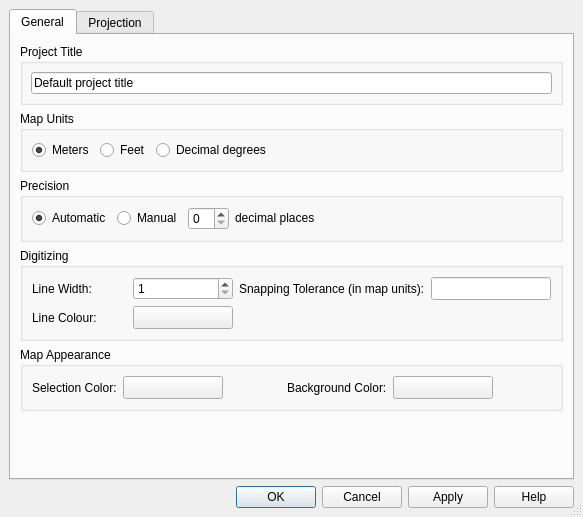
First picture: the form in src/ui/qgsprojectpropertiesbase.ui, repository qgis/QGIS, before the edit.
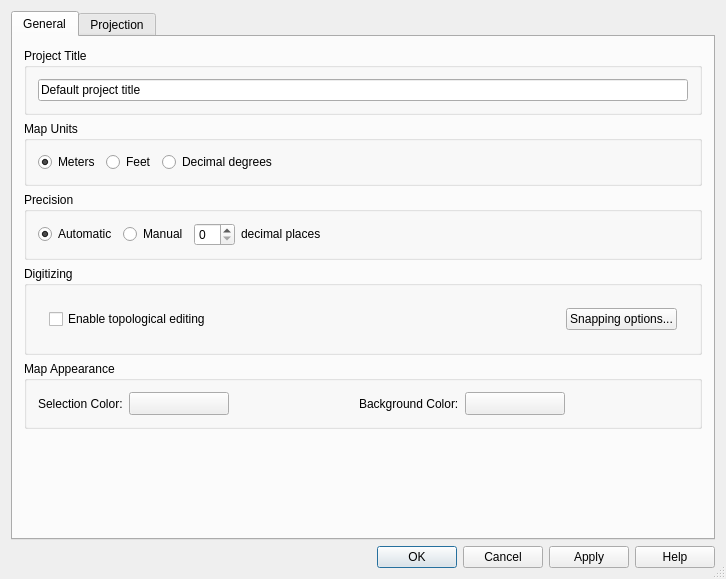
Second picture: the form after the edit. Icons and pictures are not drawn. Custom widgets are drawn as their Qt base class.

Commit message: first part of advanced editing branch merge

Patch:
```diff
--- a/src/ui/qgsprojectpropertiesbase.ui
+++ b/src/ui/qgsprojectpropertiesbase.ui
@@ -5,8 +5,8 @@
    <rect>
     <x>0</x>
     <y>0</y>
-    <width>583</width>
-    <height>517</height>
+    <width>726</width>
+    <height>579</height>
    </rect>
   </property>
   <property name="windowTitle" >
@@ -23,7 +23,7 @@
   </property>
   <layout class="QGridLayout" >
    <property name="margin" >
-    <number>9</number>
+    <number>11</number>
    </property>
    <property name="spacing" >
     <number>6</number>
@@ -47,21 +47,21 @@
       <attribute name="title" >
        <string>General</string>
       </attribute>
-      <layout class="QVBoxLayout" >
+      <layout class="QGridLayout" >
        <property name="margin" >
-        <number>9</number>
+        <number>11</number>
        </property>
        <property name="spacing" >
         <number>6</number>
        </property>
-       <item>
+       <item row="0" column="0" >
         <widget class="QGroupBox" name="titleBox" >
          <property name="title" >
           <string>Project Title</string>
          </property>
          <layout class="QGridLayout" >
           <property name="margin" >
-           <number>8</number>
+           <number>11</number>
           </property>
           <property name="spacing" >
            <number>6</number>
@@ -79,14 +79,14 @@
          </layout>
         </widget>
        </item>
-       <item>
+       <item row="1" column="0" >
         <widget class="QGroupBox" name="btnGrpMapUnits" >
          <property name="title" >
           <string>Map Units</string>
          </property>
          <layout class="QHBoxLayout" >
           <property name="margin" >
-           <number>9</number>
+           <number>11</number>
           </property>
           <property name="spacing" >
            <number>6</number>
@@ -131,14 +131,14 @@
          </layout>
         </widget>
        </item>
-       <item>
+       <item row="2" column="0" >
         <widget class="QGroupBox" name="btnGrpPrecision" >
          <property name="title" >
           <string>Precision</string>
          </property>
          <layout class="QHBoxLayout" >
           <property name="margin" >
-           <number>9</number>
+           <number>11</number>
           </property>
           <property name="spacing" >
            <number>6</number>
@@ -186,7 +186,7 @@
            <widget class="QLabel" name="textLabel3" >
             <property name="sizePolicy" >
              <sizepolicy>
-              <hsizetype>1</hsizetype>
+              <hsizetype>0</hsizetype>
               <vsizetype>0</vsizetype>
               <horstretch>0</horstretch>
               <verstretch>0</verstretch>
@@ -213,95 +213,66 @@
          </layout>
         </widget>
        </item>
-       <item>
+       <item row="3" column="0" >
         <widget class="QGroupBox" name="grpDigitizing" >
          <property name="title" >
           <string>Digitizing</string>
          </property>
          <layout class="QGridLayout" >
           <property name="margin" >
-           <number>9</number>
+           <number>11</number>
           </property>
           <property name="spacing" >
            <number>6</number>
           </property>
           <item row="0" column="0" >
-           <widget class="QLabel" name="textLabel1_2_2" >
-            <property name="text" >
-             <string>Line Width:</string>
+           <layout class="QHBoxLayout" >
+            <property name="margin" >
+             <number>11</number>
             </property>
             <property name="buddy" >
              <cstring>spinDigitisedLineWidth</cstring>
             </property>
-           </widget>
-          </item>
-          <item row="0" column="1" >
-           <widget class="QSpinBox" name="spinDigitisedLineWidth" >
-            <property name="toolTip" >
-             <string>Line width in pixels</string>
-            </property>
-            <property name="minimum" >
-             <number>1</number>
-            </property>
-           </widget>
-          </item>
-          <item row="1" column="1" >
-           <widget class="QgsColorButton" name="pbnDigitisedLineColour" >
-            <property name="minimumSize" >
-             <size>
-              <width>100</width>
-              <height>0</height>
-             </size>
-            </property>
-            <property name="text" >
-             <string/>
-            </property>
-           </widget>
-          </item>
-          <item row="0" column="2" >
-           <widget class="QLabel" name="textLabel1_2_2_2" >
-            <property name="text" >
-             <string>Snapping Tolerance (in map units):</string>
-            </property>
-            <property name="buddy" >
-             <cstring>leSnappingTolerance</cstring>
-            </property>
-           </widget>
-          </item>
-          <item row="0" column="3" >
-           <widget class="QLineEdit" name="leSnappingTolerance" >
-            <property name="maximumSize" >
-             <size>
-              <width>120</width>
-              <height>32767</height>
-             </size>
-            </property>
-            <property name="toolTip" >
-             <string>Snapping tolerance in map units</string>
-            </property>
-           </widget>
-          </item>
-          <item row="1" column="0" >
-           <widget class="QLabel" name="textLabel1_2" >
-            <property name="text" >
-             <string>Line Colour:</string>
-            </property>
-            <property name="buddy" >
-             <cstring>pbnDigitisedLineColour</cstring>
-            </property>
-           </widget>
+            <item>
+             <widget class="QCheckBox" name="mEnableTopologicalEditingCheckBox" >
+              <property name="text" >
+               <string>Enable topological editing</string>
+              </property>
+             </widget>
+            </item>
+            <item>
+             <spacer>
+              <property name="orientation" >
+               <enum>Qt::Horizontal</enum>
+              </property>
+              <property name="sizeHint" >
+               <size>
+                <width>91</width>
+                <height>20</height>
+               </size>
+              </property>
+             </spacer>
+            </item>
+            <item>
+             <widget class="QPushButton" name="mSnappingOptionsPushButton" >
+              <property name="text" >
+               <string>Snapping options...</string>
+              </property>
+             </widget>
+            </item>
+           </layout>
           </item>
          </layout>
         </widget>
        </item>
-       <item>
+       <item row="4" column="0" >
         <widget class="QGroupBox" name="groupBox" >
          <property name="title" >
           <string>Map Appearance</string>
          </property>
          <layout class="QHBoxLayout" >
           <property name="margin" >
-           <number>9</number>
+           <number>11</number>
           </property>
           <property name="spacing" >
            <number>6</number>
@@ -384,15 +355,15 @@
          </layout>
         </widget>
        </item>
-       <item>
+       <item row="5" column="0" >
         <spacer>
          <property name="orientation" >
           <enum>Qt::Vertical</enum>
          </property>
          <property name="sizeHint" >
           <size>
-           <width>31</width>
-           <height>21</height>
+           <width>678</width>
+           <height>31</height>
           </size>
          </property>
         </spacer>
@@ -428,17 +399,17 @@
  </widget>
  <layoutdefault spacing="6" margin="11" />
  <customwidgets>
+  <customwidget>
+   <class>QgsColorButton</class>
+   <extends>QToolButton</extends>
+   <header>qgscolorbutton.h</header>
+  </customwidget>
   <customwidget>
    <class>QgsProjectionSelector</class>
    <extends>QWidget</extends>
    <header>qgsprojectionselector.h</header>
    <container>1</container>
   </customwidget>
-  <customwidget>
-   <class>QgsColorButton</class>
-   <extends>QToolButton</extends>
-   <header>qgscolorbutton.h</header>
-  </customwidget>
  </customwidgets>
  <tabstops>
   <tabstop>tabWidget</tabstop>
```
Left out of the diff: 29 changed lines with no effect on the pictures. The commit also changes 49 other files.
